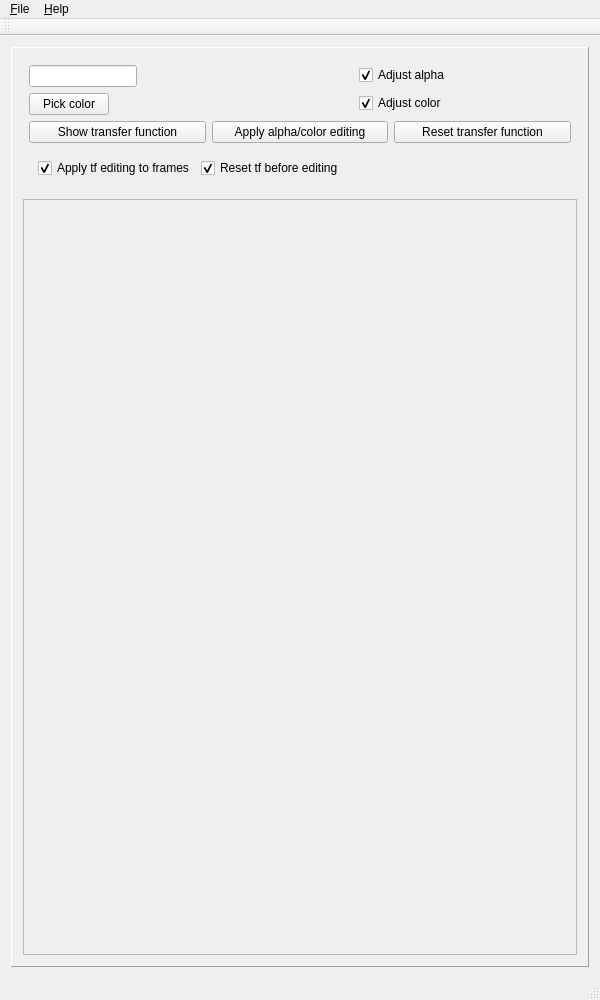
Qt form QtCuda/mainwindow.ui (luosz/cuda-visibility) before a commit.
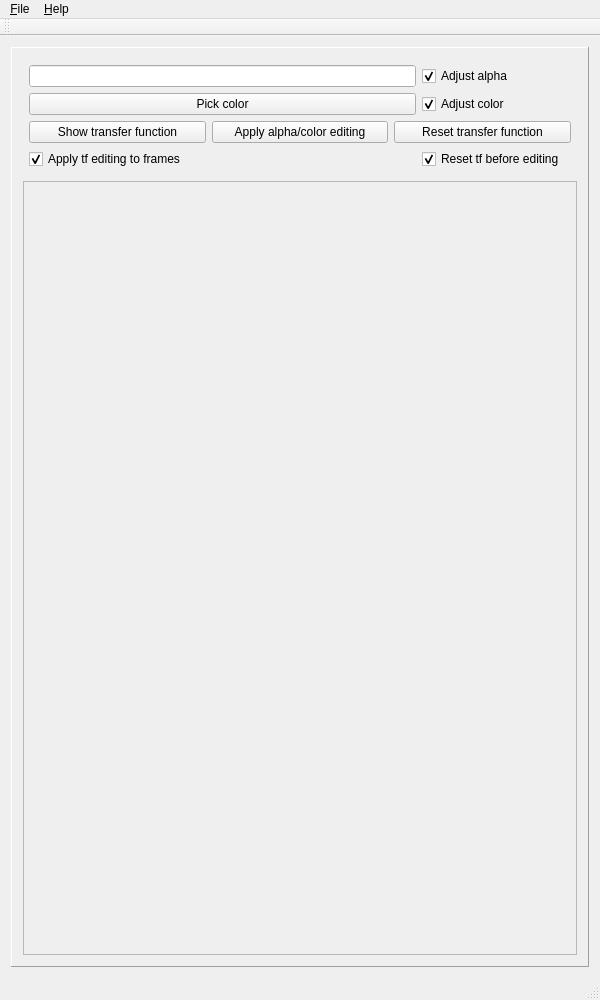
The same form after that commit.

The edit to the form file:
```diff
--- a/QtCuda/mainwindow.ui
+++ b/QtCuda/mainwindow.ui
@@ -57,7 +57,7 @@
         </widget>
        </item>
        <item row="0" column="0">
-        <layout class="QFormLayout" name="formLayout">
+        <layout class="QGridLayout" name="gridLayout_4">
          <property name="leftMargin">
           <number>6</number>
          </property>
@@ -70,6 +70,47 @@
          <property name="bottomMargin">
           <number>6</number>
          </property>
+         <item row="8" column="0" colspan="3">
+          <layout class="QGridLayout" name="gridLayout_3">
+           <item row="0" column="1">
+            <widget class="QPushButton" name="pushButton_3">
+             <property name="text">
+              <string>Apply alpha/color editing</string>
+             </property>
+            </widget>
+           </item>
+           <item row="0" column="2">
+            <widget class="QPushButton" name="pushButton_4">
+             <property name="text">
+              <string>Reset transfer function</string>
+             </property>
+            </widget>
+           </item>
+           <item row="0" column="0">
+            <widget class="QPushButton" name="pushButton_2">
+             <property name="text">
+              <string>Show transfer function</string>
+             </property>
+            </widget>
+           </item>
+          </layout>
+         </item>
+         <item row="0" column="1">
+          <widget class="QCheckBox" name="checkBox">
+           <property name="sizePolicy">
+            <sizepolicy hsizetype="Minimum" vsizetype="Fixed">
+             <horstretch>0</horstretch>
+             <verstretch>0</verstretch>
+            </sizepolicy>
+           </property>
+           <property name="text">
+            <string>Adjust alpha</string>
+           </property>
+           <property name="checked">
+            <bool>true</bool>
+           </property>
+          </widget>
+         </item>
          <item row="0" column="0">
           <widget class="QLineEdit" name="lineEdit">
            <property name="sizePolicy">
@@ -102,22 +143,6 @@
            </property>
           </widget>
          </item>
-         <item row="0" column="1">
-          <widget class="QCheckBox" name="checkBox">
-           <property name="sizePolicy">
-            <sizepolicy hsizetype="Minimum" vsizetype="Fixed">
-             <horstretch>0</horstretch>
-             <verstretch>0</verstretch>
-            </sizepolicy>
-           </property>
-           <property name="text">
-            <string>Adjust alpha</string>
-           </property>
-           <property name="checked">
-            <bool>true</bool>
-           </property>
-          </widget>
-         </item>
          <item row="1" column="1">
           <widget class="QCheckBox" name="checkBox_2">
            <property name="text">
@@ -128,66 +153,25 @@
            </property>
           </widget>
          </item>
-         <item row="3" column="0">
-          <layout class="QHBoxLayout" name="horizontalLayout">
-           <property name="leftMargin">
-            <number>9</number>
+         <item row="9" column="0">
+          <widget class="QCheckBox" name="checkBox_3">
+           <property name="text">
+            <string>Apply tf editing to frames</string>
            </property>
-           <property name="topMargin">
-            <number>9</number>
+           <property name="checked">
+            <bool>true</bool>
            </property>
-           <property name="rightMargin">
-            <number>9</number>
-           </property>
-           <property name="bottomMargin">
-            <number>9</number>
-           </property>
-           <item>
-            <widget class="QCheckBox" name="checkBox_3">
-             <property name="text">
-              <string>Apply tf editing to frames</string>
-             </property>
-             <property name="checked">
-              <bool>true</bool>
-             </property>
-            </widget>
-           </item>
-           <item>
-            <widget class="QCheckBox" name="checkBox_4">
-             <property name="text">
-              <string>Reset tf before editing</string>
-             </property>
-             <property name="checked">
-              <bool>true</bool>
-             </property>
-            </widget>
-           </item>
-          </layout>
+          </widget>
          </item>
-         <item row="2" column="0" colspan="2">
-          <layout class="QGridLayout" name="gridLayout_3">
-           <item row="0" column="1">
-            <widget class="QPushButton" name="pushButton_3">
-             <property name="text">
-              <string>Apply alpha/color editing</string>
-             </property>
-            </widget>
-           </item>
-           <item row="0" column="2">
-            <widget class="QPushButton" name="pushButton_4">
-             <property name="text">
-              <string>Reset transfer function</string>
-             </property>
-            </widget>
-           </item>
-           <item row="0" column="0">
-            <widget class="QPushButton" name="pushButton_2">
-             <property name="text">
-              <string>Show transfer function</string>
-             </property>
-            </widget>
-           </item>
-          </layout>
+         <item row="9" column="1">
+          <widget class="QCheckBox" name="checkBox_4">
+           <property name="text">
+            <string>Reset tf before editing</string>
+           </property>
+           <property name="checked">
+            <bool>true</bool>
+           </property>
+          </widget>
          </item>
         </layout>
        </item>
```
Left out of the diff: 28 changed lines with no effect on the pictures.
